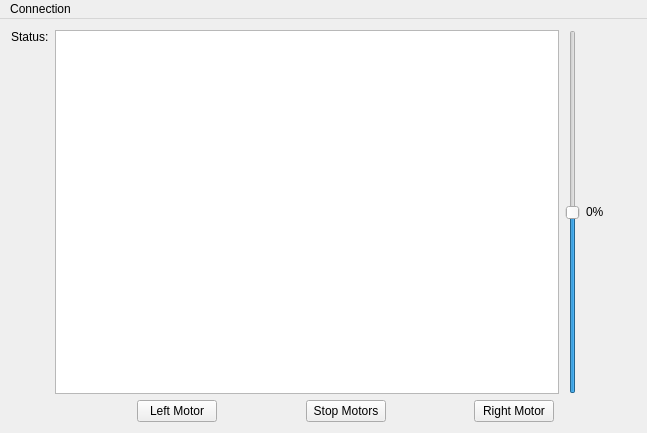
Qt form mainwindow.ui (mickmikea/Robot) before a commit.
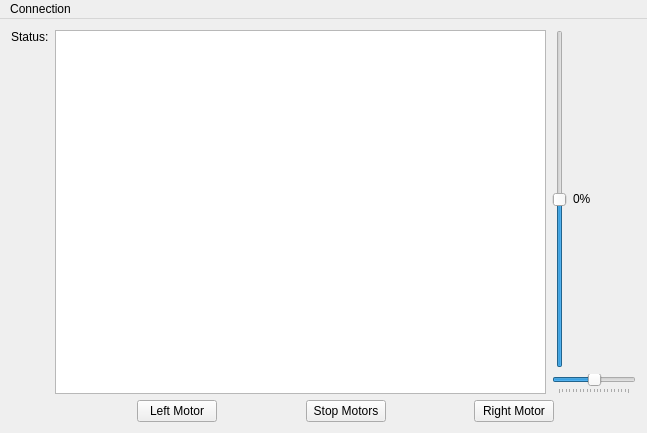
The same form after that commit.

```diff
--- a/mainwindow.ui
+++ b/mainwindow.ui
@@ -30,9 +30,6 @@
         </property>
        </widget>
       </item>
-      <item row="0" column="0">
-       <widget class="QColumnView" name="columnView"/>
-      </item>
       <item row="0" column="2">
        <widget class="QLabel" name="percentPowerlabel">
         <property name="minimumSize">
@@ -46,6 +43,25 @@
         </property>
        </widget>
       </item>
+      <item row="0" column="0" rowspan="2">
+       <widget class="QColumnView" name="columnView"/>
+      </item>
+      <item row="1" column="1" colspan="2">
+       <widget class="QSlider" name="cameraMovementSlider">
+        <property name="minimum">
+         <number>-100</number>
+        </property>
+        <property name="maximum">
+         <number>100</number>
+        </property>
+        <property name="orientation">
+         <enum>Qt::Horizontal</enum>
+        </property>
+        <property name="tickPosition">
+         <enum>QSlider::TicksBelow</enum>
+        </property>
+       </widget>
+      </item>
      </layout>
     </item>
     <item row="5" column="1">
```
Left out of the diff: 4 changed lines with no effect on the pictures.
